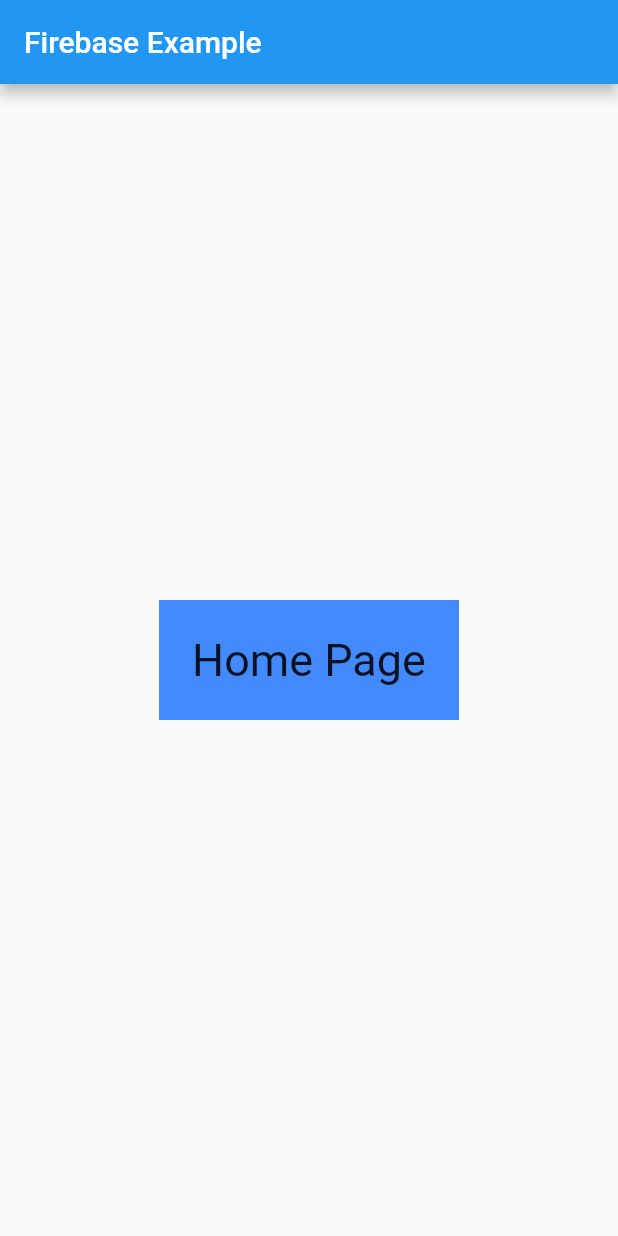
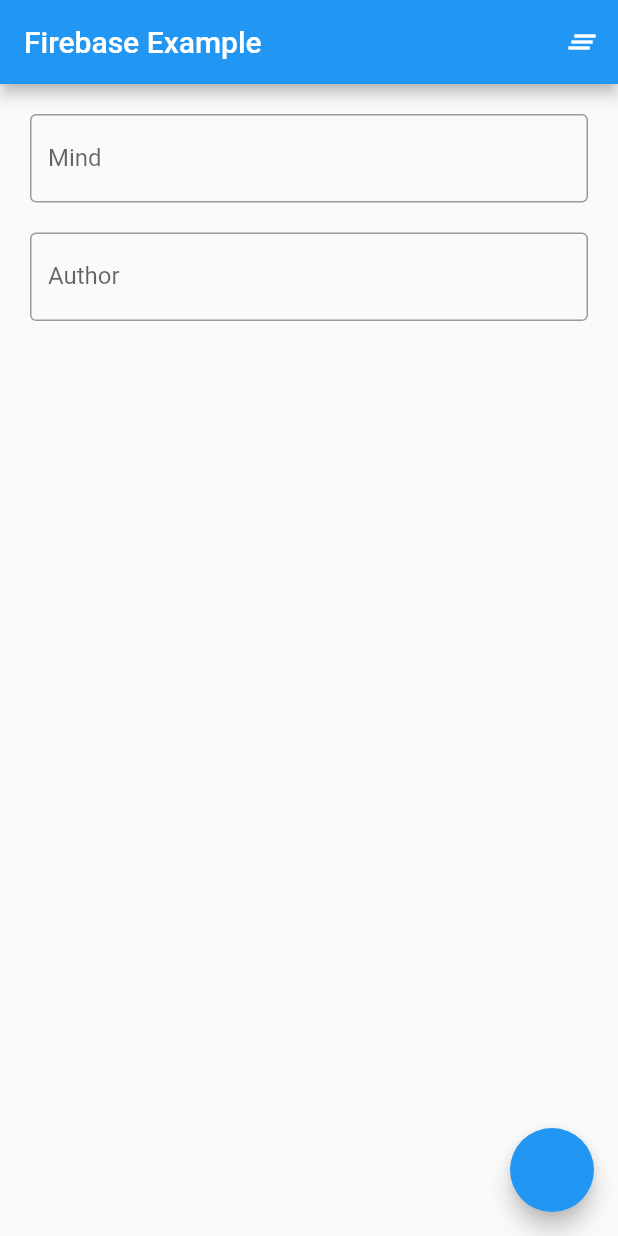
Before and after one commit to Abdurrohman006/firebase_example, a Flutter app: the HomePage screen opened directly, on a phone screen of 412 x 824 dp. Run offline on Flutter 3.47's test engine with Material 2 defaults, Android fonts, the phone set to English and light mode, and no system bars; our stand-ins replace cloud_firestore, firebase_auth, firebase_core; accounts and stored records are empty.

Commit message:
Commit 8-dakabrda

```diff
--- /dev/null
+++ b/lib/data/models/mind_model.dart
@@ -0,0 +1,16 @@
+class MindModel {
+  late String mind;
+  late String author;
+  final String docId;
+
+  MindModel({required this.mind, required this.author, this.docId = ''});
+  toJson() => {
+        'mind': mind,
+        'author': author,
+        'docId': docId,
+      };
+
+  factory MindModel.fromJson(json) {
+    return MindModel(mind: json["mind"], author: json["author"], docId: json['docId']);
+  }
+}
--- a/lib/home/home_page.dart
+++ /dev/null
@@ -1,27 +0,0 @@
-import 'package:flutter/material.dart';
-
-class HomePage extends StatelessWidget {
-  const HomePage({Key? key}) : super(key: key);
-
-  @override
-  Widget build(BuildContext context) {
-    return Scaffold(
-      appBar: AppBar(
-        title: const Text("Firebase Example"),
-      ),
-      body: Center(
-        child: Container(
-          color: Colors.blueAccent,
-          height: 80,
-          width: 200,
-          child: const Center(
-            child: Text(
-              "Home Page",
-              style: TextStyle(fontSize: 30),
-            ),
-          ),
-        ),
-      ),
-    );
-  }
-}
--- a/lib/main.dart
+++ b/lib/main.dart
@@ -1,10 +1,11 @@
 // Import the firebase_core plugin
 import 'package:firebase_core/firebase_core.dart';
-import 'package:firebase_example/authorization/sign_in/sign_in.dart';
+import 'package:firebase_example/ui/authorization/sign_in/sign_in.dart';
 import 'package:flutter/material.dart';
 
 void main() async {
   WidgetsFlutterBinding.ensureInitialized();
+  //////////// Firebase Initialize qilish //////////////////
   await Firebase.initializeApp();
   runApp(const MyApp());
 }
--- /dev/null
+++ b/lib/ui/home/home_page.dart
@@ -0,0 +1,67 @@
+import 'package:cloud_firestore/cloud_firestore.dart';
+import 'package:firebase_example/data/models/mind_model.dart';
+import 'package:firebase_example/ui/home/all_minds_page.dart';
+import 'package:flutter/material.dart';
+
+class HomePage extends StatelessWidget {
+  HomePage({Key? key}) : super(key: key);
+
+  TextEditingController authorCont = TextEditingController();
+  TextEditingController mindCont = TextEditingController();
+  @override
+  Widget build(BuildContext context) {
+    return Scaffold(
+      appBar: AppBar(
+        title: const Text("Firebase Example"),
+        actions: [
+          IconButton(
+              onPressed: () {
+                Navigator.push(
+                    context,
+                    MaterialPageRoute(
+                      builder: (context) => AllMindsPage(),
+                    ));
+              },
+              icon: Icon(Icons.clear_all)),
+        ],
+      ),
+      body: Container(
+        height: MediaQuery.of(context).size.height,
+        width: MediaQuery.of(context).size.width,
+        padding: const EdgeInsets.all(20),
+        child: Column(
+          children: [
+            TextField(
+              controller: mindCont,
+              decoration: const InputDecoration(border: OutlineInputBorder(), label: Text("Mind")),
+            ),
+            const SizedBox(height: 20),
+            TextField(
+              controller: authorCont,
+              decoration: const InputDecoration(border: OutlineInputBorder(), label: Text("Author")),
+            ),
+          ],
+        ),
+      ),
+      floatingActionButton: FloatingActionButton(onPressed: () async {
+        //instance Firestore
+        final db = FirebaseFirestore.instance;
+        try {
+          MindModel mind = MindModel(mind: mindCont.text.trim(), author: authorCont.text.trim());
+
+          // yangi mind qoshilyapti va myMind ga saqlab qoyilyapti
+          var myMind = await db.collection('minds').add(mind.toJson());
+          // Firebase ichidagi 'minds' ichidan myMind ni id si orqali olib, docId ga id berilyapti
+          db.collection("minds").doc(myMind.id).update({"docId": myMind.id});
+          authorCont.clear();
+          mindCont.clear();
+          ScaffoldMessenger.of(context).showSnackBar(SnackBar(content: Text("SIzning fikringiz qabul qilindi!")));
+        } catch (e) {
+          print("Sizda Xato bor:");
+          print(e);
+        }
+        print("knopka bosildi!");
+      }),
+    );
+  }
+}
--- a/pubspec.yaml
+++ b/pubspec.yaml
@@ -36,7 +36,10 @@ dependencies:
   # Use with the CupertinoIcons class for iOS style icons.
   cupertino_icons: ^1.0.2
   firebase_auth: ^4.6.3
-  firebase_core: ^2.14.0
+  firebase_core: ^2.18.0
+
+  cloud_firestore: ^4.10.0
+
 
 dev_dependencies:
   flutter_test:
```
Also changed, not shown: lib/ui/authorization/sign_in/sign_in.dart (renamed from lib/authorization/sign_in/sign_in.dart, +6 -8 lines), lib/ui/authorization/sign_up/sign_up.dart (renamed from lib/authorization/sign_up/sign_up.dart, +5 -8 lines), lib/ui/home/all_minds_page.dart (added, +47 -0 lines), lib/ui/home/widgets/mind_item.dart (added, +111 -0 lines), pubspec.lock.
